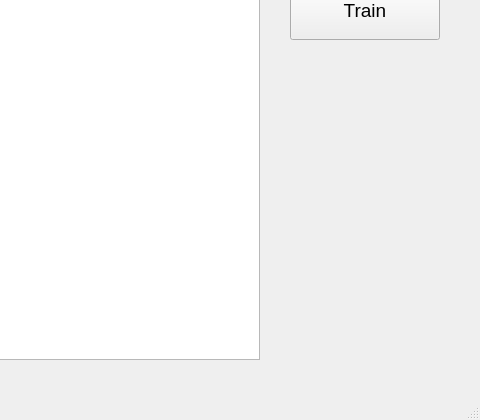
iibrahimddogan/Neural-Boundary-2D, file Neural_networks-training_sim/Trainer.ui: the form before one commit; both pictures show x 640 to 1120 and y 480 to 900 of the 1120 by 900 pixel window.
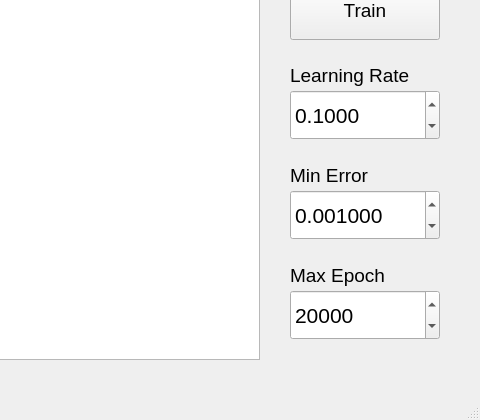
The form after the commit.

Commit message: Make training parameters configurable from the UI

Diff of the .ui file:
```diff
--- a/Neural_networks-training_sim/Trainer.ui
+++ b/Neural_networks-training_sim/Trainer.ui
@@ -189,6 +189,150 @@
      <string>Train</string>
     </property>
    </widget>
+   <widget class="QLabel" name="label_LearningRate">
+    <property name="geometry">
+     <rect>
+      <x>930</x>
+      <y>540</y>
+      <width>150</width>
+      <height>30</height>
+     </rect>
+    </property>
+    <property name="font">
+     <font>
+      <pointsize>14</pointsize>
+     </font>
+    </property>
+    <property name="text">
+     <string>Learning Rate</string>
+    </property>
+   </widget>
+   <widget class="QDoubleSpinBox" name="Spinbox_LearningRate">
+    <property name="geometry">
+     <rect>
+      <x>930</x>
+      <y>570</y>
+      <width>150</width>
+      <height>50</height>
+     </rect>
+    </property>
+    <property name="font">
+     <font>
+      <pointsize>16</pointsize>
+     </font>
+    </property>
+    <property name="decimals">
+     <number>4</number>
+    </property>
+    <property name="minimum">
+     <double>0.0001</double>
+    </property>
+    <property name="maximum">
+     <double>10.0000</double>
+    </property>
+    <property name="singleStep">
+     <double>0.0100</double>
+    </property>
+    <property name="value">
+     <double>0.1000</double>
+    </property>
+   </widget>
+   <widget class="QLabel" name="label_MinError">
+    <property name="geometry">
+     <rect>
+      <x>930</x>
+      <y>640</y>
+      <width>150</width>
+      <height>30</height>
+     </rect>
+    </property>
+    <property name="font">
+     <font>
+      <pointsize>14</pointsize>
+     </font>
+    </property>
+    <property name="text">
+     <string>Min Error</string>
+    </property>
+   </widget>
+   <widget class="QDoubleSpinBox" name="Spinbox_MinError">
+    <property name="geometry">
+     <rect>
+      <x>930</x>
+      <y>670</y>
+      <width>150</width>
+      <height>50</height>
+     </rect>
+    </property>
+    <property name="font">
+     <font>
+      <pointsize>16</pointsize>
+     </font>
+    </property>
+    <property name="toolTip">
+     <string>Per-sample error threshold</string>
+    </property>
+    <property name="decimals">
+     <number>6</number>
+    </property>
+    <property name="minimum">
+     <double>0.000000</double>
+    </property>
+    <property name="maximum">
+     <double>10.000000</double>
+    </property>
+    <property name="singleStep">
+     <double>0.001000</double>
+    </property>
+    <property name="value">
+     <double>0.001000</double>
+    </property>
+   </widget>
+   <widget class="QLabel" name="label_MaxEpoch">
+    <property name="geometry">
+     <rect>
+      <x>930</x>
+      <y>740</y>
+      <width>150</width>
+      <height>30</height>
+     </rect>
+    </property>
+    <property name="font">
+     <font>
+      <pointsize>14</pointsize>
+     </font>
+    </property>
+    <property name="text">
+     <string>Max Epoch</string>
+    </property>
+   </widget>
+   <widget class="QSpinBox" name="Spinbox_MaxEpoch">
+    <property name="geometry">
+     <rect>
+      <x>930</x>
+      <y>770</y>
+      <width>150</width>
+      <height>50</height>
+     </rect>
+    </property>
+    <property name="font">
+     <font>
+      <pointsize>16</pointsize>
+     </font>
+    </property>
+    <property name="minimum">
+     <number>1</number>
+    </property>
+    <property name="maximum">
+     <number>1000000</number>
+    </property>
+    <property name="singleStep">
+     <number>1000</number>
+    </property>
+    <property name="value">
+     <number>20000</number>
+    </property>
+   </widget>
   </widget>
   <widget class="QStatusBar" name="statusBar"/>
  </widget>
```
The commit also changes 1 other file.
